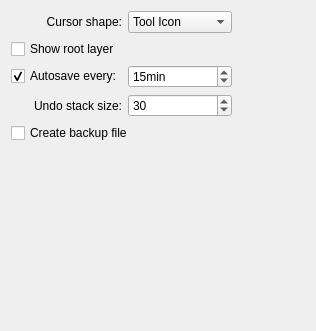
Old version of the form krita/ui/forms/wdggeneralsettings.ui in the repository KDE/krita.
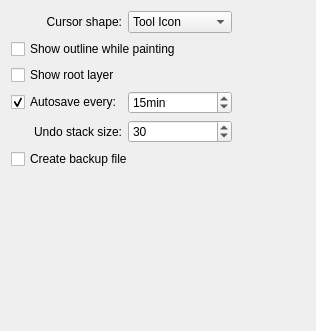
New version of the form.

Commit message: add config option to show brush outline while painting CCBUG:241289

Patch:
```diff
--- a/krita/ui/forms/wdggeneralsettings.ui
+++ b/krita/ui/forms/wdggeneralsettings.ui
@@ -66,14 +66,14 @@
      </property>
     </spacer>
    </item>
-   <item row="1" column="0" colspan="2">
+   <item row="2" column="0" colspan="2">
     <widget class="QCheckBox" name="chkShowRootLayer">
      <property name="text">
       <string>Show root layer</string>
      </property>
     </widget>
    </item>
-   <item row="2" column="0" colspan="2">
+   <item row="3" column="0" colspan="2">
     <widget class="QCheckBox" name="m_autosaveCheckBox">
      <property name="text">
       <string>Autosave every:</string>
@@ -83,7 +83,7 @@
      </property>
     </widget>
    </item>
-   <item row="2" column="2">
+   <item row="3" column="2">
     <widget class="QSpinBox" name="m_autosaveSpinBox">
      <property name="suffix">
       <string notr="true">min</string>
@@ -102,7 +102,7 @@
      </property>
     </widget>
    </item>
-   <item row="3" column="0" colspan="2">
+   <item row="4" column="0" colspan="2">
     <widget class="QLabel" name="label">
      <property name="text">
       <string>Undo stack size:</string>
@@ -112,7 +112,7 @@
      </property>
     </widget>
    </item>
-   <item row="3" column="2">
+   <item row="4" column="2">
     <widget class="QSpinBox" name="m_undoStackSize">
      <property name="minimum">
       <number>0</number>
@@ -128,7 +128,7 @@
      </property>
     </widget>
    </item>
-   <item row="5" column="1">
+   <item row="6" column="1">
     <spacer name="spacer2">
      <property name="orientation">
       <enum>Qt::Vertical</enum>
@@ -144,13 +144,20 @@
      </property>
     </spacer>
    </item>
-   <item row="4" column="0" colspan="3">
+   <item row="5" column="0" colspan="3">
     <widget class="QCheckBox" name="m_backupFileCheckBox">
      <property name="text">
       <string>Create backup file </string>
      </property>
     </widget>
    </item>
+   <item row="1" column="0" colspan="3">
+    <widget class="QCheckBox" name="m_showOutlinePainting">
+     <property name="text">
+      <string>Show outline while painting</string>
+     </property>
+    </widget>
+   </item>
   </layout>
  </widget>
  <layoutdefault spacing="6" margin="11"/>
```
The commit also changes 5 other files.
